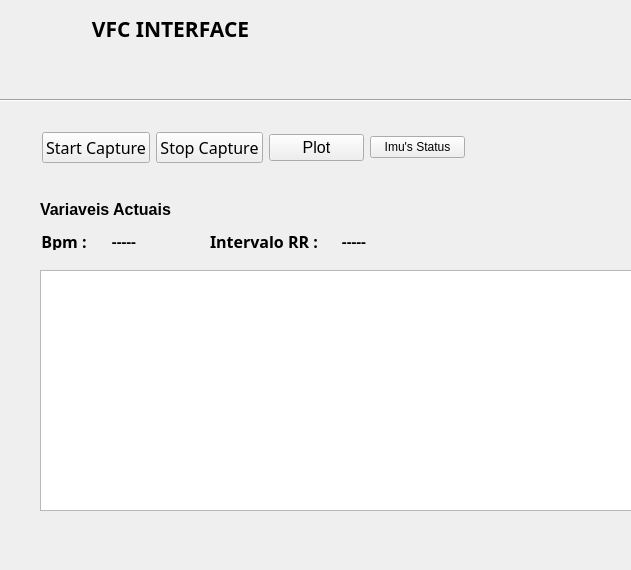
DiegoPaezA/pythonCompu, file rrinterface/ui/home.ui: the form before one commit.
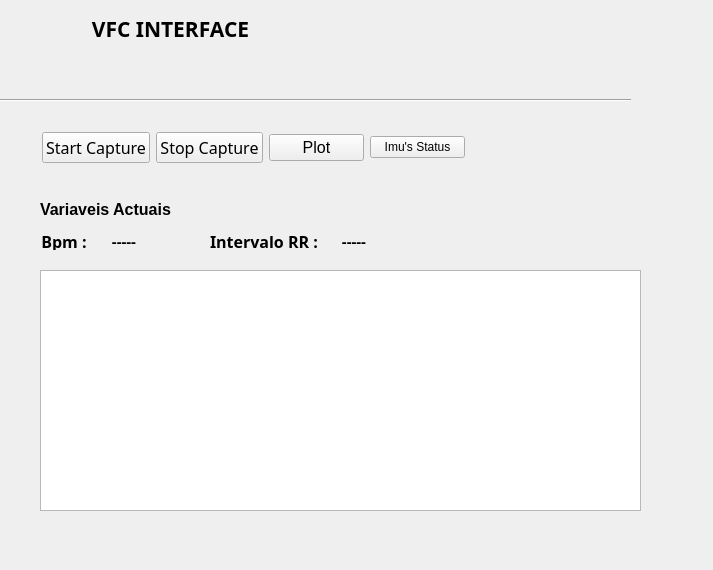
The form after the commit. Custom widgets are drawn as their Qt base class.

```diff
--- a/rrinterface/ui/home.ui
+++ b/rrinterface/ui/home.ui
@@ -6,7 +6,7 @@
    <rect>
     <x>0</x>
     <y>0</y>
-    <width>631</width>
+    <width>713</width>
     <height>570</height>
    </rect>
   </property>
```
